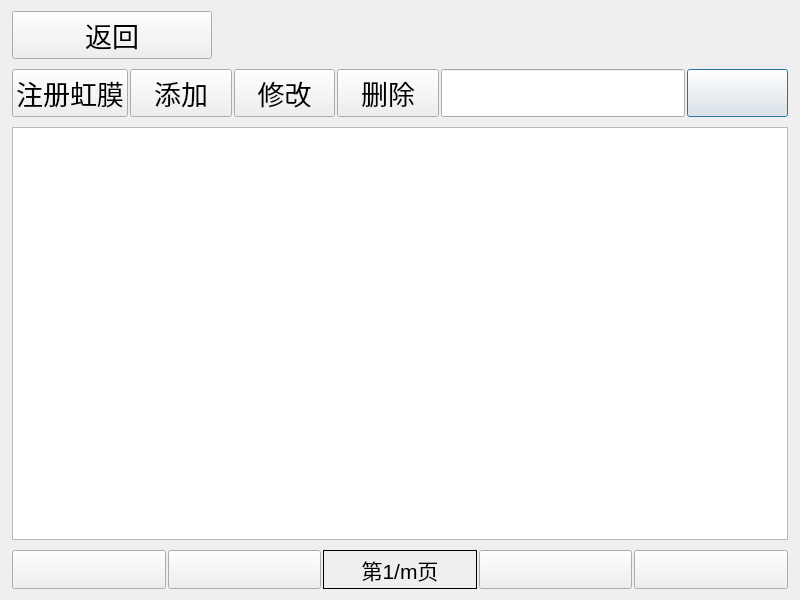
The window that tx2_iris/personmanage.ui (iuytr09/tx2_iris) describes before a commit, drawn with Qt 5.
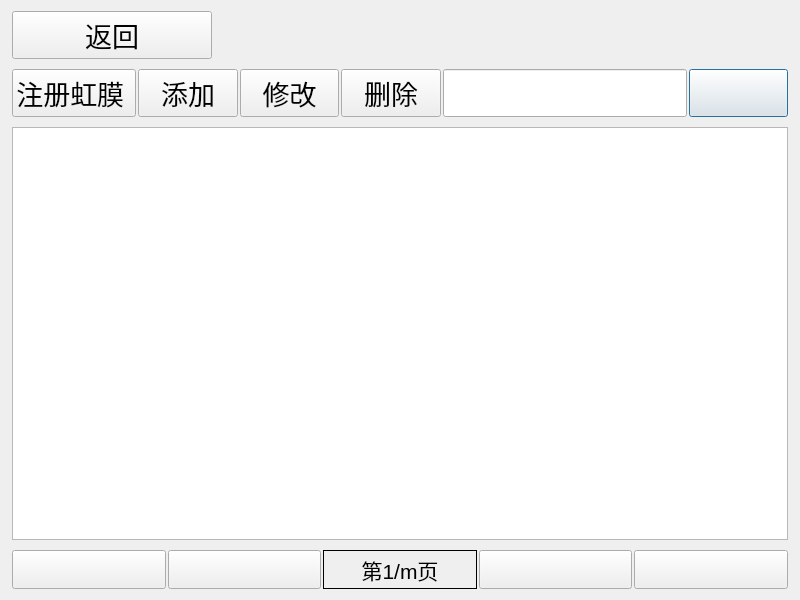
The same window after the commit. Icons and pictures are not drawn.

Commit message: 修改人脸识别及虹膜识别状态信号触发

```diff
--- a/tx2_iris/personmanage.ui
+++ b/tx2_iris/personmanage.ui
@@ -259,7 +259,7 @@
         </font>
        </property>
        <property name="text">
-        <string>注册虹膜</string>
+        <string>注册虹膜 </string>
        </property>
       </widget>
      </item>
```
The commit also changes 78 other files.
